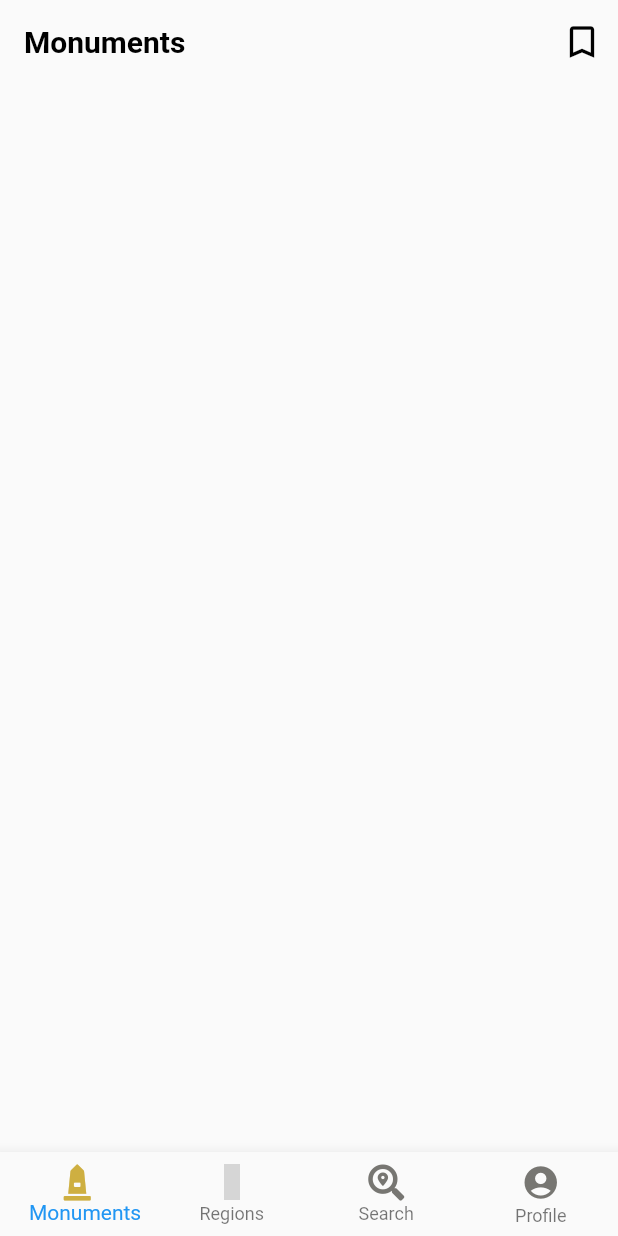
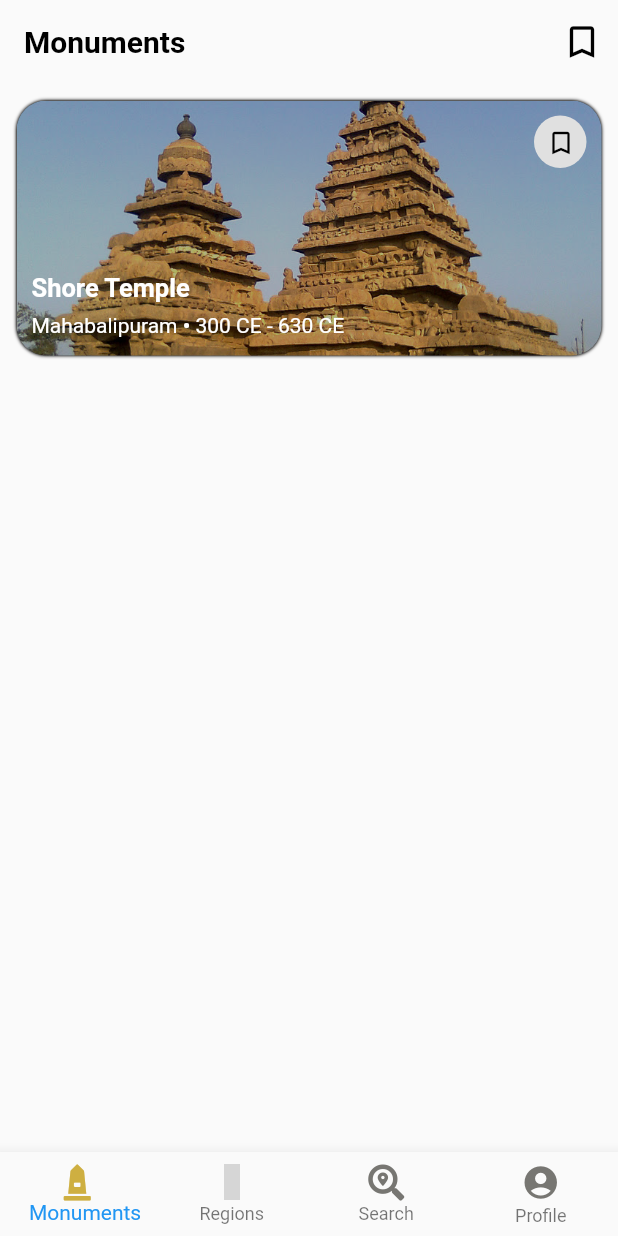
Before and after one commit to Vignesh0404/Monuments-app, a Flutter app: the screen it shows after launch, on a phone screen of 412 x 824 dp. Run offline on Flutter 3.47's test engine with Material 2 defaults, Android fonts, the phone set to English and light mode, and no system bars; our stand-ins replace flutter_icons; Roboto replaces fonts that are missing (OpenSans); grey boxes are pictures that could not be loaded.

Commit message:
Monuments Page added

```diff
--- a/lib/screens/monuments.dart
+++ b/lib/screens/monuments.dart
@@ -31,6 +31,91 @@ class _MonumentsState extends State<Monuments> {
                 onPressed: null)
           ],
         ),
+        body: Padding(
+          padding: EdgeInsets.only(left: 10, right: 10, top: 1),
+          child: GestureDetector(
+            onTap: () {},
+            child: Container(
+              margin: EdgeInsets.symmetric(vertical: 10.0, horizontal: 1.0),
+              padding: EdgeInsets.all(10.0),
+              height: 170,
+              width: double.infinity,
+              decoration: BoxDecoration(
+                  boxShadow: [BoxShadow(blurRadius: 1)],
+                  //border: Border.all(width: 0.5),
+                  image: DecorationImage(
+                      image: AssetImage('images/shoreTemple.jpg'),
+                      fit: BoxFit.cover,
+                      colorFilter: new ColorFilter.mode(
+                          Colors.black.withOpacity(0.3), BlendMode.hardLight)),
+                  //color: Colors.orangeAccent,
+                  borderRadius: BorderRadius.circular(20.0)),
+              child: Column(
+                children: <Widget>[
+                  Align(
+                      alignment: Alignment.topRight,
+                      child: Container(
+                        height: 35,
+                        width: 35,
+                        decoration: BoxDecoration(
+                            shape: BoxShape.circle,
+                            color: Colors.grey.shade300),
+                        child: IconButton(
+                            alignment: Alignment.topLeft,
+                            icon: Icon(
+                              FlutterIcons.bookmark_border_mdi,
+                              color: Colors.black,
+                              size: 20,
+                            ),
+                            onPressed: null),
+                      )),
+                  SizedBox(
+                    height: 70,
+                  ),
+                  Align(
+                    alignment: Alignment.bottomLeft,
+                    child: Column(
+                      crossAxisAlignment: CrossAxisAlignment.start,
+                      children: <Widget>[
+                        Text('Shore Temple',
+                            style: TextStyle(
+                                color: Colors.white,
+                                fontSize: 17,
+                                fontFamily: 'OpenSans',
+                                fontWeight: FontWeight.bold)),
+                        SizedBox(
+                          height: 7,
+                        ),
+                        Row(
+                          children: <Widget>[
+                            Text('Mahabalipuram',
+                                style: TextStyle(
+                                    color: Colors.white,
+                                    fontSize: 14,
+                                    fontFamily: 'OpenSans',
+                                    fontWeight: FontWeight.w400)),
+                            Text(' • ',
+                                style: TextStyle(
+                                    color: Colors.white,
+                                    fontSize: 14,
+                                    fontFamily: 'OpenSans',
+                                    fontWeight: FontWeight.bold)),
+                            Text('300 CE - 630 CE',
+                                style: TextStyle(
+                                    color: Colors.white,
+                                    fontSize: 14,
+                                    fontFamily: 'OpenSans',
+                                    fontWeight: FontWeight.w400))
+                          ],
+                        )
+                      ],
+                    ),
+                  )
+                ],
+              ),
+            ),
+          ),
+        ),
       ),
     );
   }
```
Also changed, not shown: images/caveTemple.jpg (added), images/shoreTemple.jpg (added).
